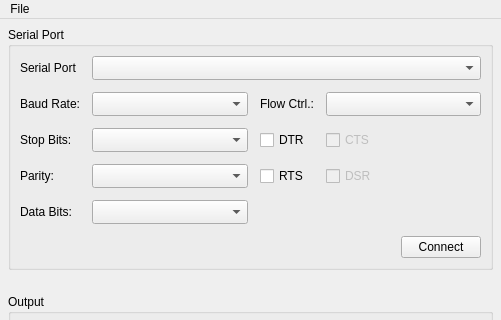
Above: VSPDriverTester/mainwindow.ui from britus/VSPDriver before the change; both pictures show x 0 to 501 and y 0 to 320 of the 501 by 666 pixel window. Below: the same form after it.
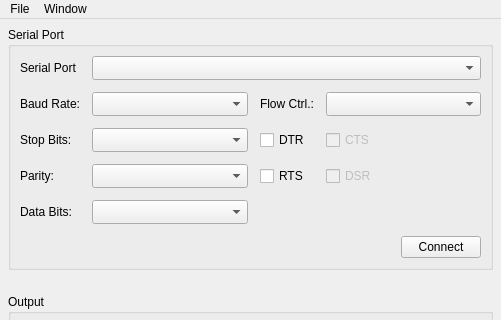
That is the form after the change. Icons and pictures are not drawn.

The edit to the form file:
```diff
--- a/VSPDriverTester/mainwindow.ui
+++ b/VSPDriverTester/mainwindow.ui
@@ -525,7 +525,14 @@
     </property>
     <addaction name="actionQuit"/>
    </widget>
+   <widget class="QMenu" name="menuWindow">
+    <property name="title">
+     <string>Window</string>
+    </property>
+    <addaction name="actionNewWindow"/>
+   </widget>
    <addaction name="menuFile"/>
+   <addaction name="menuWindow"/>
   </widget>
   <action name="actionQuit">
    <property name="text">
```
Left out of the diff: 14 changed lines with no effect on the pictures.
